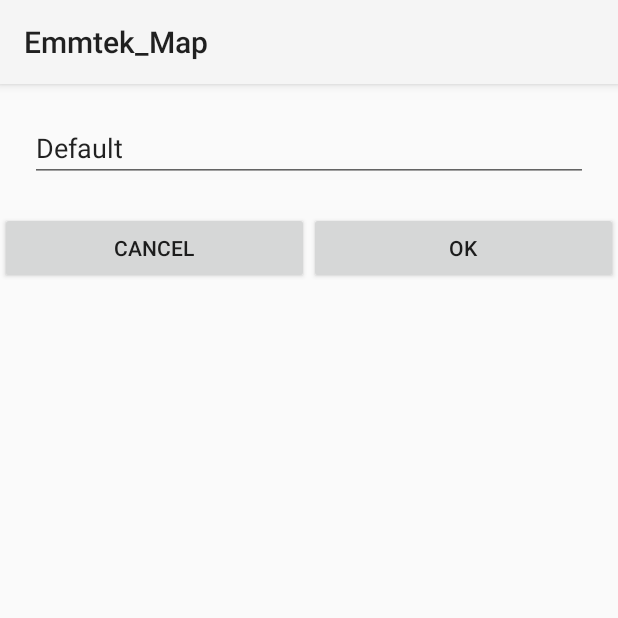
After one commit to KevinBeach/Emmtek_Map, an Android app: the fragment PhoneConfigDialog shown on its own in the app's theme, on a phone screen of 412 x 824 dp, the top half of it. The commit adds this screen. Run offline under Robolectric (Android 15) with nearby library versions, the phone set to English and light mode, and no system bars; 1 statement that could not run was skipped.

Commit message:
Added in the phone configuration dialog box

```diff
--- a/app/src/main/java/com/keseni/emmtek_map/MapActivity.java
+++ b/app/src/main/java/com/keseni/emmtek_map/MapActivity.java
@@ -83,6 +83,14 @@ public class MapActivity extends Activity {
             return true;
         }
 
+        if (id == R.id.action_phonenumber){
+            FragmentManager fragmentManager = getFragmentManager();
+            final PhoneConfigDialog phoneConfigDialog = new PhoneConfigDialog();
+            phoneConfigDialog.show(fragmentManager,"phoneconfig");
+
+            return true;
+        }
+
         return super.onOptionsItemSelected(item);
     }
 
--- /dev/null
+++ b/app/src/main/java/com/keseni/emmtek_map/PhoneConfigDialog.java
@@ -0,0 +1,58 @@
+package com.keseni.emmtek_map;
+
+import android.app.DialogFragment;
+import android.content.Context;
+import android.content.SharedPreferences;
+import android.os.Bundle;
+import android.support.annotation.Nullable;
+import android.view.LayoutInflater;
+import android.view.View;
+import android.view.ViewGroup;
+import android.widget.Button;
+import android.widget.EditText;
+
+/**
+ * Created by kbeach on 21/09/2014.
+ */
+public class PhoneConfigDialog extends DialogFragment {
+    Button ok,cancel;
+    EditText mETPhoneNumber;
+    @Override
+    public View onCreateView(LayoutInflater inflater, @Nullable ViewGroup container, @Nullable Bundle savedInstanceState) {
+        View view = inflater.inflate(R.layout.phone_config,null);
+         getDialog().setTitle("EmmTek Unit Phone Number");
+         ok = (Button) view.findViewById(R.id.phone_config_OK);
+         cancel = (Button) view.findViewById(R.id.phone_config_Cancel);
+         mETPhoneNumber = (EditText) view.findViewById(R.id.phone_config_EditText);
+
+        final SharedPreferences sharedPreferences = getActivity().getSharedPreferences("LocateData", Context.MODE_PRIVATE);
+        String mPhoneNumber;
+        mPhoneNumber = sharedPreferences.getString("phone","Default");
+
+        // Set the dialog edittext to the existing phone number in the preferences
+        mETPhoneNumber.setText(mPhoneNumber);
+
+        //Set onclick listeners
+
+        ok.setOnClickListener(new View.OnClickListener() {
+            @Override
+            public void onClick(View view) {
+                SharedPreferences.Editor editor = sharedPreferences.edit();
+                editor.putString("phone",mETPhoneNumber.getText().toString());
+                editor.commit();
+                dismiss();
+            }
+        });
+
+        cancel.setOnClickListener(new View.OnClickListener() {
+            @Override
+            public void onClick(View view) {
+                dismiss();
+            }
+        });
+
+        return view;
+    }
+
+
+}
--- /dev/null
+++ b/app/src/main/res/layout/phone_config.xml
@@ -0,0 +1,36 @@
+<?xml version="1.0" encoding="utf-8"?>
+
+<LinearLayout xmlns:android="http://schemas.android.com/apk/res/android"
+    android:orientation="vertical" android:layout_width="match_parent"
+    android:layout_height="match_parent">
+
+
+    <EditText
+        android:layout_margin="20dp"
+        android:layout_width="match_parent"
+        android:layout_height="wrap_content"
+        android:inputType="phone"
+        android:ems="10"
+        android:id="@+id/phone_config_EditText"
+        android:layout_gravity="center_horizontal" />
+<LinearLayout
+    android:orientation="horizontal"
+    android:layout_width="match_parent"
+    android:layout_height="wrap_content">
+    <Button
+        android:layout_width="match_parent"
+        android:layout_height="wrap_content"
+        android:layout_weight="5"
+        android:text="Cancel"
+        android:id="@+id/phone_config_Cancel"
+        android:layout_gravity="center_horizontal" />
+
+    <Button
+        android:layout_width="match_parent"
+        android:layout_height="wrap_content"
+        android:layout_weight="5"
+        android:text="OK"
+        android:id="@+id/phone_config_OK"
+        android:layout_gravity="right" />
+</LinearLayout>
+</LinearLayout>
--- a/app/src/main/res/menu/menu_map.xml
+++ b/app/src/main/res/menu/menu_map.xml
@@ -1,5 +1,9 @@
 <menu xmlns:android="http://schemas.android.com/apk/res/android"
     xmlns:tools="http://schemas.android.com/tools" tools:context=".MapActivity">
+    <item android:id="@+id/action_phonenumber"
+        android:title="SMS Phone Number"
+        android:orderInCategory="100"
+        android:showAsAction="never"/>
     <item android:id="@+id/action_settings" android:title="@string/action_settings"
         android:orderInCategory="100" android:showAsAction="never" />
 </menu>
```
